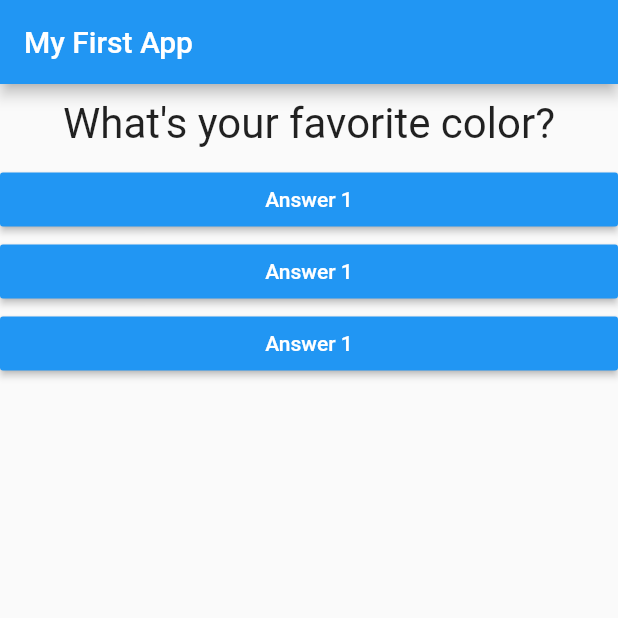
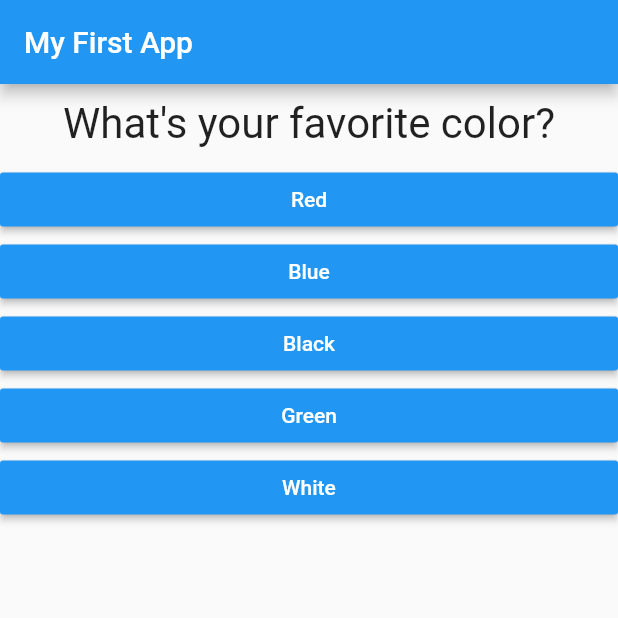
Before and after one commit to AhmedElatreby/App_1, a Flutter app: the screen it shows after launch, on a phone screen of 412 x 824 dp, the top half of it. Run offline on Flutter 3.47's test engine with Material 2 defaults, Android fonts, the phone set to English and light mode, and no system bars.

Commit message:
questions

```diff
--- a/lib/answer.dart
+++ b/lib/answer.dart
@@ -4,8 +4,9 @@ import 'package:flutter/material.dart';
 
 class Answer extends StatelessWidget {
   final VoidCallback selectHandler;
+  final String answerText;
 
-  Answer(this.selectHandler);
+  Answer(this.selectHandler, this.answerText);
 
   @override
   Widget build(BuildContext context) {
@@ -14,7 +15,7 @@ class Answer extends StatelessWidget {
       child: RaisedButton(
         color: Colors.blue,
         textColor: Colors.white,
-        child: Text('Answer 1'),
+        child: Text(answerText),
         onPressed: selectHandler,
       ),
     );
--- a/lib/main.dart
+++ b/lib/main.dart
@@ -27,8 +27,24 @@ class _MyAppState extends State<MyApp> {
   @override
   Widget build(BuildContext context) {
     var questions = [
-      'What\'s your favorite color?',
-      'What\' your favorite animal?'
+      {
+        'questionText': 'What\'s your favorite color?',
+        'answers': ['Red', 'Blue', 'Black', 'Green', 'White'],
+      },
+      {
+        'questionText': 'What\'s your favorite animal?',
+        'answers': ['Hamister', 'Snake', 'Lion', 'GElephant', 'Rabbit'],
+      },
+      {
+        'questionText': 'Who\'s your favorite actor?',
+        'answers': [
+          'Anthony Hopkins',
+          'Joaquin Phoenix',
+          'Rami Malek',
+          'Gary Oldman',
+          'Casey Affleck'
+        ],
+      },
     ];
     return MaterialApp(
       home: Scaffold(
@@ -39,11 +55,12 @@ class _MyAppState extends State<MyApp> {
           // ignore: prefer_const_literals_to_create_immutables
           children: [
             Question(
-              questions[_questionIndex],
+              questions[_questionIndex]['questionText'] as String,
             ),
-            Answer(_answerQuestion),
-            Answer(_answerQuestion),
-            Answer(_answerQuestion),
+            ...(questions[_questionIndex]['answers'] as List<String>)
+                .map((answer) {
+              return Answer(_answerQuestion, answer);
+            }).toList()
           ],
         ),
       ),
```
